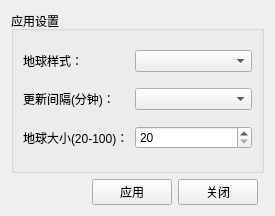
Pylogmon/earth_wallpaper, file src/config.ui: the form before one commit.
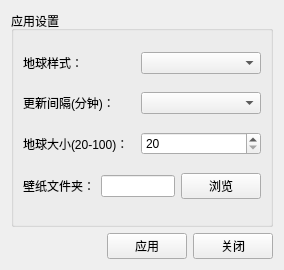
The form after the commit.

Commit message: feat: :sparkles: 添加本地壁纸循环功能

Diff of the .ui file:
```diff
--- a/src/config.ui
+++ b/src/config.ui
@@ -6,38 +6,28 @@
    <rect>
     <x>0</x>
     <y>0</y>
-    <width>275</width>
-    <height>216</height>
+    <width>284</width>
+    <height>270</height>
    </rect>
   </property>
   <property name="windowTitle">
    <string>设置</string>
   </property>
-  <layout class="QGridLayout" name="gridLayout_3">
-   <item row="0" column="0" colspan="4">
+  <layout class="QGridLayout" name="gridLayout_2">
+   <item row="0" column="0" colspan="3">
     <widget class="QGroupBox" name="groupBox_2">
      <property name="title">
       <string>应用设置</string>
      </property>
-     <layout class="QGridLayout" name="gridLayout_2">
-      <item row="1" column="1">
-       <widget class="QComboBox" name="updateTime"/>
-      </item>
-      <item row="0" column="0">
+     <layout class="QGridLayout" name="gridLayout">
+      <item row="0" column="0" colspan="2">
        <widget class="QLabel" name="label">
         <property name="text">
          <string>地球样式：</string>
         </property>
        </widget>
       </item>
-      <item row="1" column="0">
-       <widget class="QLabel" name="label_2">
-        <property name="text">
-         <string>更新间隔(分钟)：</string>
-        </property>
-       </widget>
-      </item>
-      <item row="0" column="1">
+      <item row="0" column="2" colspan="2">
        <widget class="QComboBox" name="earthSource">
         <property name="sizePolicy">
          <sizepolicy hsizetype="Expanding" vsizetype="Fixed">
@@ -47,14 +37,24 @@
         </property>
        </widget>
       </item>
-      <item row="2" column="0">
+      <item row="1" column="0" colspan="2">
+       <widget class="QLabel" name="label_2">
+        <property name="text">
+         <string>更新间隔(分钟)：</string>
+        </property>
+       </widget>
+      </item>
+      <item row="1" column="2" colspan="2">
+       <widget class="QComboBox" name="updateTime"/>
+      </item>
+      <item row="2" column="0" colspan="2">
        <widget class="QLabel" name="label_3">
         <property name="text">
          <string>地球大小(20-100)：</string>
         </property>
        </widget>
       </item>
-      <item row="2" column="1">
+      <item row="2" column="2" colspan="2">
        <widget class="QSpinBox" name="earthSize">
         <property name="minimum">
          <number>20</number>
@@ -64,6 +64,23 @@
         </property>
        </widget>
       </item>
+      <item row="3" column="0">
+       <widget class="QLabel" name="label_4">
+        <property name="text">
+         <string>壁纸文件夹：</string>
+        </property>
+       </widget>
+      </item>
+      <item row="3" column="1" colspan="2">
+       <widget class="QLineEdit" name="wallpaperDir"/>
+      </item>
+      <item row="3" column="3">
+       <widget class="QPushButton" name="select">
+        <property name="text">
+         <string>浏览</string>
+        </property>
+       </widget>
+      </item>
      </layout>
     </widget>
    </item>
```
The commit also changes 5 other files.
